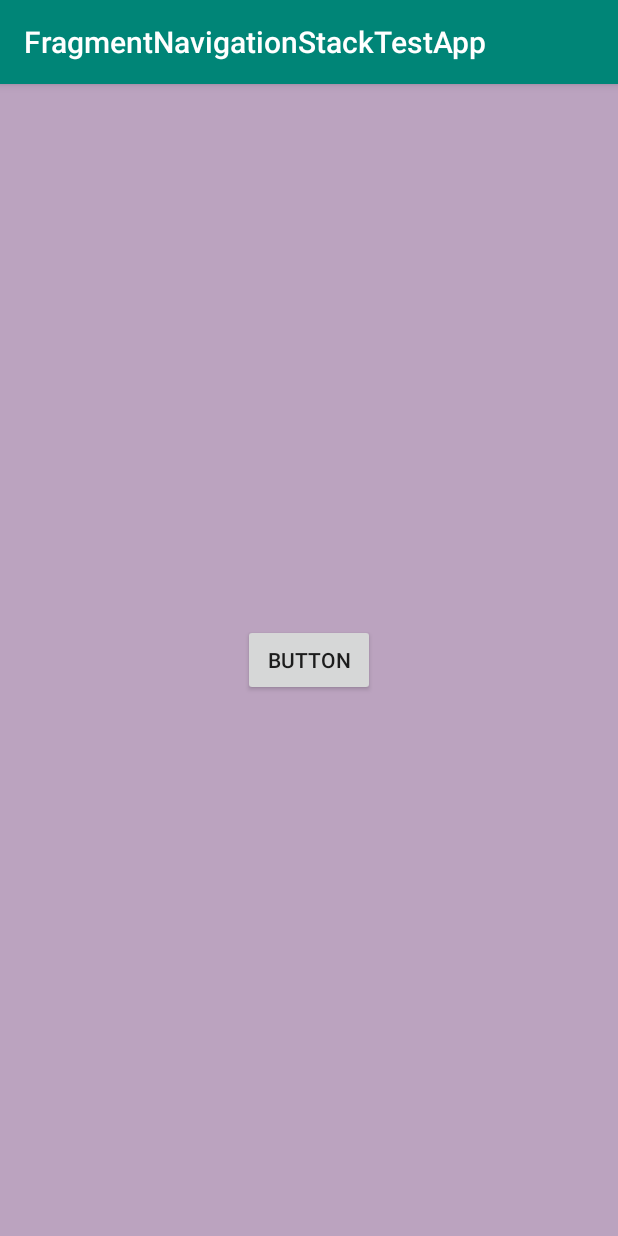
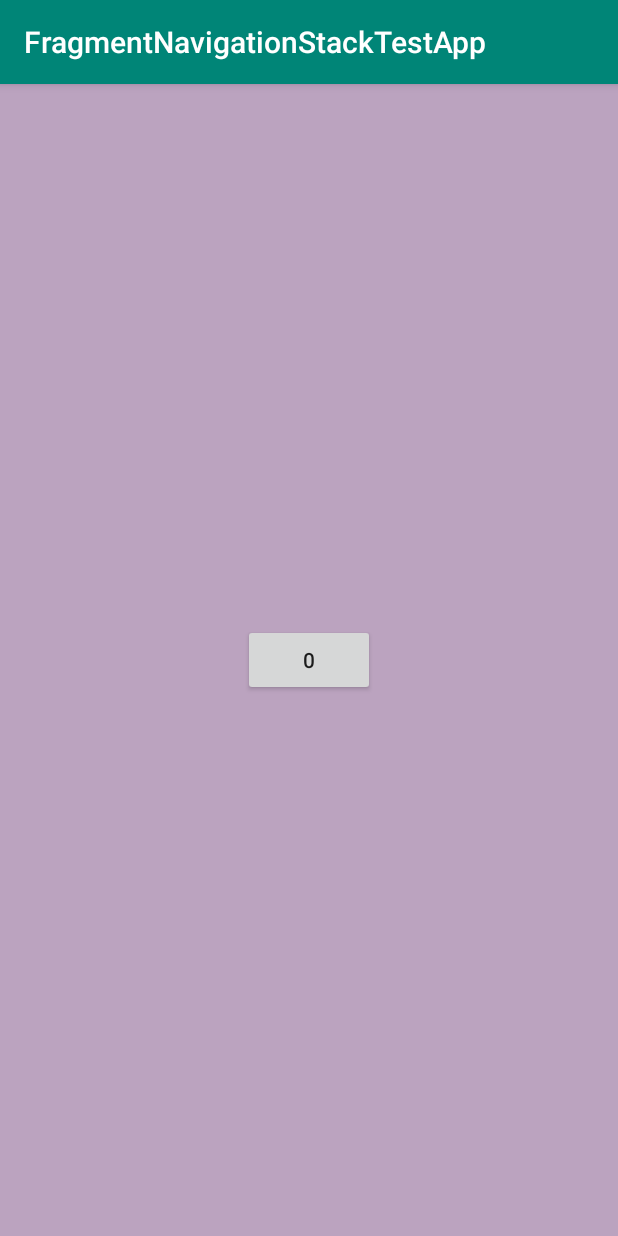
Before and after one commit to Anrimian/FragmentNavigationStackTestApp, an Android app: the screen it shows after launch (MainActivity), on a phone screen of 412 x 824 dp. Run offline under Robolectric (Android 15) with nearby library versions, the phone set to English and light mode, and no system bars.

```diff
--- a/app/src/main/java/com/github/anrimian/fragmentnavigationstacktestapp/JugglerView.java
+++ b/app/src/main/java/com/github/anrimian/fragmentnavigationstacktestapp/JugglerView.java
@@ -28,29 +28,27 @@ public class JugglerView extends FrameLayout {
         topViewId = R.id.second_view;
     }
 
-    public int addViewToTop() {
-        View viewToTop = firstView;
-        if (topViewId == R.id.first_view) {
-            viewToTop = secondView;
-        }
+    public int getTopViewId() {
+        return topViewId;
+    }
+
+    public int prepareTopView() {
+        View viewToTop = topViewId == R.id.first_view? secondView: firstView;
+
         ((FrameLayout) viewToTop).removeAllViews();
         removeView(viewToTop);
         addView(viewToTop);
         topViewId = viewToTop.getId();
-        return viewToTop.getId();
+        return topViewId;
     }
 
-    public int addViewToBottom() {
-        View viewToBottom = secondView;
-        View viewToClear = firstView;
-        if (topViewId == R.id.second_view) {
-            viewToBottom = firstView;
-            viewToClear = secondView;
-        }
-        ((FrameLayout) viewToClear).removeAllViews();
+    public int prepareBottomView() {
+        View viewToBottom = topViewId == R.id.first_view? firstView: secondView;
+
+        ((FrameLayout) viewToBottom).removeAllViews();
         removeView(viewToBottom);
         addView(viewToBottom, 0);
-        topViewId = viewToBottom.getId();
+        topViewId = topViewId == R.id.first_view? secondView.getId(): firstView.getId();
         return viewToBottom.getId();
     }
 }
--- a/app/src/main/java/com/github/anrimian/fragmentnavigationstacktestapp/TestFragment.java
+++ b/app/src/main/java/com/github/anrimian/fragmentnavigationstacktestapp/TestFragment.java
@@ -13,7 +13,23 @@ import java.util.Random;
 
 public class TestFragment extends Fragment {
 
+    private static final String ID = "id";
+
     private Button button;
+    private int backgroundColor;
+
+    public static TestFragment newInstance(int id) {
+        Bundle args = new Bundle();
+        args.putInt(ID, id);
+        TestFragment fragment = new TestFragment();
+        fragment.setArguments(args);
+        return fragment;
+    }
+
+    public TestFragment() {
+        Random rnd = new Random();
+        backgroundColor = Color.argb(255, rnd.nextInt(256), rnd.nextInt(256), rnd.nextInt(256));
+    }
 
     @Nullable
     @Override
@@ -25,12 +41,11 @@ public class TestFragment extends Fragment {
     public void onViewCreated(View view, @Nullable Bundle savedInstanceState) {
         super.onViewCreated(view, savedInstanceState);
         button = view.findViewById(R.id.button);
+        button.setText(String.valueOf(getArguments().getInt(ID)));
         button.setOnClickListener(v -> onButtonClicked());
 
-        Random rnd = new Random();
-        int color = Color.argb(255, rnd.nextInt(256), rnd.nextInt(256), rnd.nextInt(256));
         View container = view.findViewById(R.id.container);
-        container.setBackgroundColor(color);
+        container.setBackgroundColor(backgroundColor);
     }
 
     private void onButtonClicked() {
```
Also changed, not shown: app/src/main/java/com/github/anrimian/fragmentnavigationstacktestapp/MainActivity.java (+54 -6 lines).
